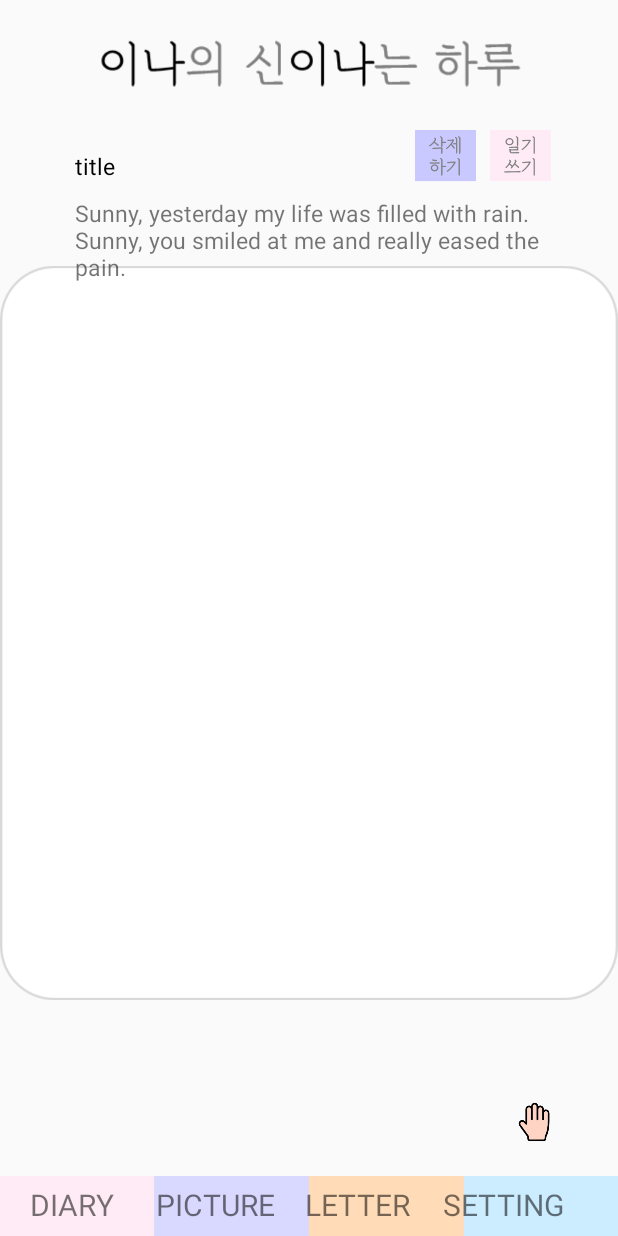
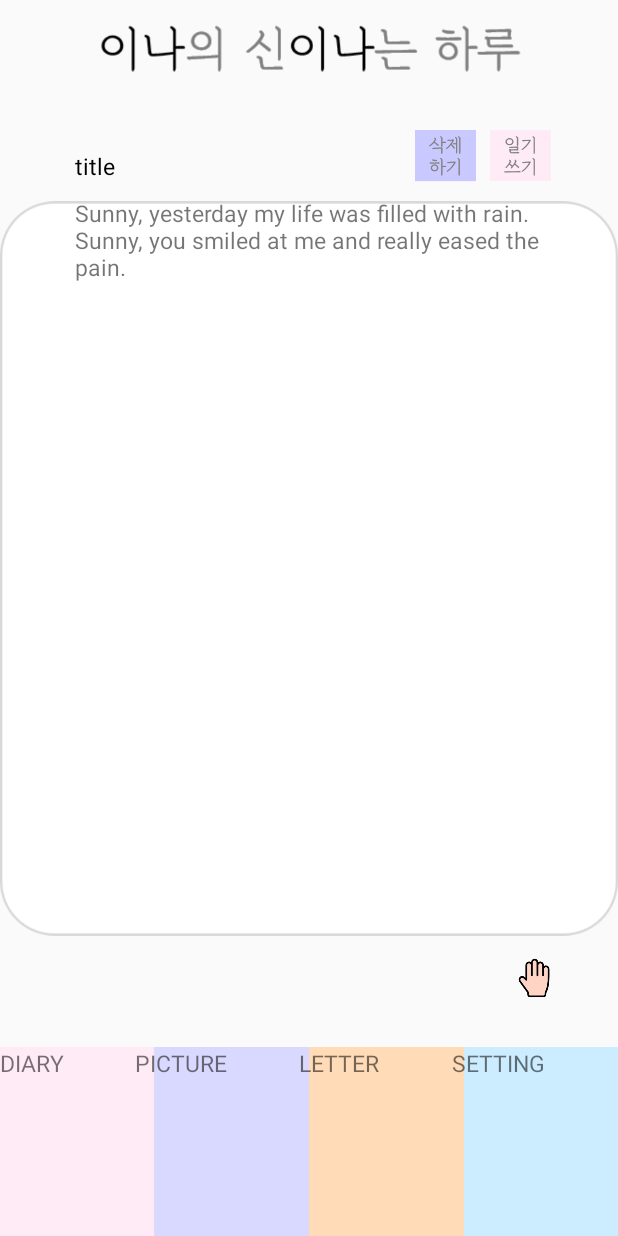
Before and after one commit to inajjang97/ina2, an Android app: the layout diary_read.xml on its own in the app's theme, with its tools: preview values and no code run, on a phone screen of 412 x 824 dp. Run offline under Robolectric (Android 15) with nearby library versions, the phone set to English and light mode, and no system bars.

Commit message:
Initial commit

```diff
--- a/app/src/main/res/layout/diary_read.xml
+++ b/app/src/main/res/layout/diary_read.xml
@@ -2,6 +2,11 @@
 <RelativeLayout xmlns:android="http://schemas.android.com/apk/res/android"
     android:orientation="vertical" android:layout_width="match_parent"
     android:layout_height="match_parent">
+
+    <LinearLayout
+        android:layout_width="match_parent"
+        android:layout_height="match_parent"
+        android:orientation="vertical">
 
     <ImageView
         android:id="@+id/title"
@@ -9,45 +14,19 @@
         android:layout_height="50dp"
         android:src= "@drawable/d_title"
         android:scaleType="centerCrop"
-        android:layout_marginTop="20dp" />
-<!--
-    <ImageView
-        android:id="@+id/d_page"
-        android:layout_width="match_parent"
-        android:layout_height="match_parent"
-        android:src="@drawable/d_note"
-        android:scaleType="centerCrop"
-        android:layout_alignParentBottom="true"
-        android:layout_alignParentLeft="true"
-        android:layout_alignParentStart="true" />
-
-    <ImageView
-        android:layout_width="match_parent"
-        android:layout_height="wrap_content"
-        android:src="@drawable/b2"
-        android:scaleType="center"
-        android:layout_alignParentTop="true"
-        android:layout_alignParentLeft="true"
-        android:layout_alignParentStart="true" />
-         <ImageView
-        android:layout_width="match_parent"
-        android:layout_height="60dp"
-        android:src="@drawable/bu1"
-        android:layout_alignParentBottom="true" />
--->
+        android:layout_marginTop="10dp" />
 
     <RelativeLayout
+        android:layout_weight="2"
+        android:layout_marginTop="10dp"
         android:layout_width="match_parent"
-        android:layout_height="wrap_content"
-        android:layout_below="@+id/title"
-        android:layout_above="@+id/tab">
+        android:layout_height="wrap_content">
 
         <ImageView
             android:id="@+id/d_note"
             android:layout_width="wrap_content"
             android:layout_height="wrap_content"
-            android:src="@drawable/d_note3"
-            android:layout_marginBottom="10dp" />
+            android:src="@drawable/d_note3" />
 
         <TextView
             android:id="@+id/d_title"
@@ -102,59 +81,63 @@
             android:layout_marginRight="40dp"
             android:layout_marginBottom="20dp"
             android:src="@drawable/hand"/>
+    </RelativeLayout>
 
-    </RelativeLayout>
+    <RelativeLayout
+        android:layout_weight="7"
+        android:layout_marginTop="10dp"
+        android:layout_width="match_parent"
+        android:layout_height="match_parent">
 
     <ImageView
         android:id="@+id/tab"
         android:layout_width="match_parent"
-        android:layout_height="40dp"
+        android:layout_height="match_parent"
         android:src="@drawable/bu5"
         android:layout_alignParentBottom="true"
-        android:scaleType="centerCrop"/>
+        android:scaleType="fitXY"/>
+
+        <LinearLayout
+            android:layout_width="match_parent"
+            android:layout_height="match_parent"
+            android:orientation="horizontal">
 
             <TextView
+                android:layout_weight="1"
                 android:id="@+id/tab_diary"
                 android:layout_width="wrap_content"
                 android:layout_height="wrap_content"
                 android:layout_alignParentBottom="true"
                 android:text="DIARY"
-        android:textSize="20dp"
-        android:layout_marginBottom="7dp"
-        android:layout_marginLeft="20dp"
-        />
+                android:textSize="15dp" />
+
             <TextView
+                android:layout_weight="1"
                 android:id="@+id/tab_pic"
                 android:layout_width="wrap_content"
                 android:layout_height="wrap_content"
                 android:layout_alignParentBottom="true"
                 android:text="PICTURE"
-        android:textSize="20dp"
-        android:layout_toRightOf="@+id/tab_diary"
-        android:layout_marginBottom="7dp"
-        android:layout_marginLeft="28dp"
-        />
+                android:textSize="15dp"/>
+
             <TextView
+                android:layout_weight="1"
                 android:id="@+id/tab_letter"
                 android:layout_width="wrap_content"
                 android:layout_height="wrap_content"
                 android:layout_alignParentBottom="true"
                 android:text="LETTER"
-        android:textSize="20dp"
-        android:layout_toRightOf="@+id/tab_pic"
-        android:layout_marginBottom="7dp"
-        android:layout_marginLeft="20dp"
-        />
+                android:textSize="15dp" />
+
             <TextView
+                android:layout_weight="1"
                 android:id="@+id/tab_setting"
                 android:layout_width="wrap_content"
                 android:layout_height="wrap_content"
                 android:layout_alignParentBottom="true"
                 android:text="SETTING"
-        android:textSize="20dp"
-        android:layout_toRightOf="@+id/tab_letter"
-        android:layout_marginBottom="7dp"
-        android:layout_marginLeft="22dp"
-        />
-
+                android:textSize="15dp" />
+        </LinearLayout>
     </RelativeLayout>
+    </LinearLayout>
+</RelativeLayout>
```
Lines whose indentation alone changed are shown as unchanged.
